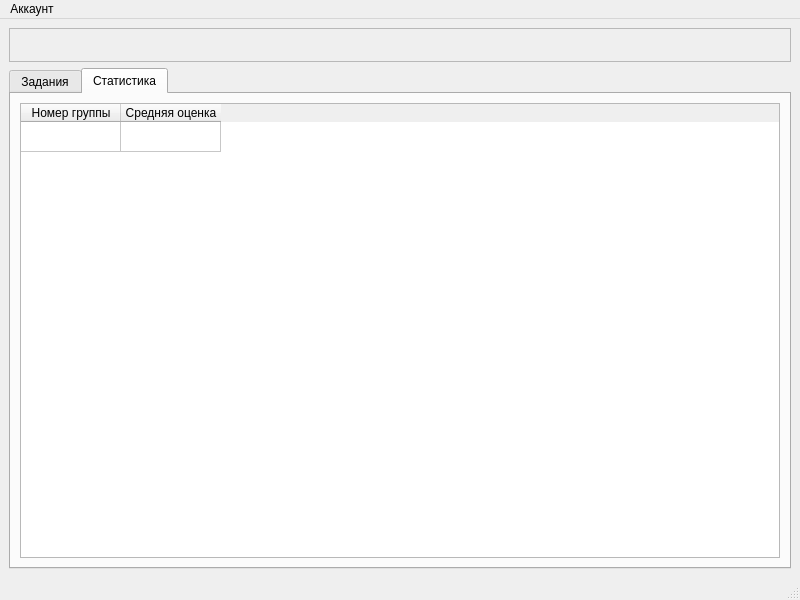
Qt form client_src/src/Window/TeacherStatsWindow.ui (glbzhrnv/Project-221-353) before a commit.
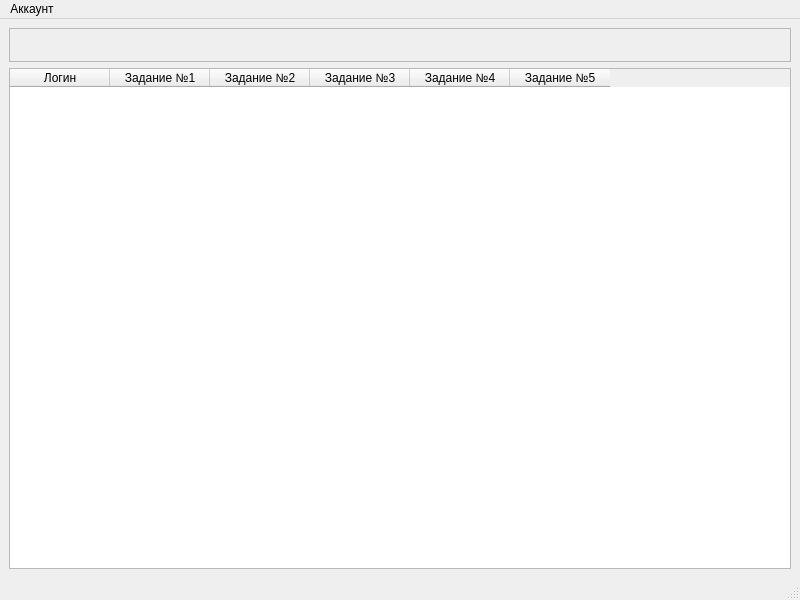
The same form after that commit. The open tabs and pages were chosen to show the change.

```diff
--- a/client_src/src/Window/TeacherStatsWindow.ui
+++ b/client_src/src/Window/TeacherStatsWindow.ui
@@ -15,82 +15,6 @@
   </property>
   <widget class="QWidget" name="centralwidget">
    <layout class="QGridLayout" name="gridLayout_3">
-    <item row="2" column="0">
-     <widget class="QTabWidget" name="tabWidget">
-      <property name="currentIndex">
-       <number>0</number>
-      </property>
-      <widget class="QWidget" name="Tasks">
-       <attribute name="title">
-        <string>Задания</string>
-       </attribute>
-       <layout class="QVBoxLayout" name="verticalLayout_2">
-        <item>
-         <widget class="QTableWidget" name="TasksTable">
-          <column>
-           <property name="text">
-            <string>ID</string>
-           </property>
-          </column>
-          <column>
-           <property name="text">
-            <string>Название</string>
-           </property>
-          </column>
-          <column>
-           <property name="text">
-            <string>Содержимое</string>
-           </property>
-          </column>
-          <column>
-           <property name="text">
-            <string>Решение</string>
-           </property>
-          </column>
-         </widget>
-        </item>
-       </layout>
-      </widget>
-      <widget class="QWidget" name="tab">
-       <attribute name="title">
-        <string>Статистика</string>
-       </attribute>
-       <layout class="QGridLayout" name="gridLayout_2">
-        <item row="0" column="0">
-         <widget class="QTableWidget" name="tableWidget">
-          <attribute name="horizontalHeaderVisible">
-           <bool>true</bool>
-          </attribute>
-          <attribute name="verticalHeaderVisible">
-           <bool>false</bool>
-          </attribute>
-          <attribute name="verticalHeaderShowSortIndicator" stdset="0">
-           <bool>true</bool>
-          </attribute>
-          <attribute name="verticalHeaderStretchLastSection">
-           <bool>false</bool>
-          </attribute>
-          <row>
-           <property name="text">
-            <string>New Row</string>
-           </property>
-          </row>
-          <column>
-           <property name="text">
-            <string>Номер группы</string>
-           </property>
-          </column>
-          <column>
-           <property name="text">
-            <string>Средняя оценка</string>
-           </property>
-          </column>
-         </widget>
-        </item>
-       </layout>
-      </widget>
-     </widget>
-    </item>
     <item row="1" column="0">
      <widget class="QFrame" name="frame">
       <property name="frameShape">
@@ -110,6 +34,46 @@
       </layout>
      </widget>
     </item>
+    <item row="2" column="0">
+     <widget class="QTableWidget" name="TasksTable">
+      <property name="selectionMode">
+       <enum>QAbstractItemView::SingleSelection</enum>
+      </property>
+      <property name="selectionBehavior">
+       <enum>QAbstractItemView::SelectRows</enum>
+      </property>
+      <column>
+       <property name="text">
+        <string>Логин</string>
+       </property>
+      </column>
+      <column>
+       <property name="text">
+        <string>Задание №1</string>
+       </property>
+      </column>
+      <column>
+       <property name="text">
+        <string>Задание №2</string>
+       </property>
+      </column>
+      <column>
+       <property name="text">
+        <string>Задание №3</string>
+       </property>
+      </column>
+      <column>
+       <property name="text">
+        <string>Задание №4</string>
+       </property>
+      </column>
+      <column>
+       <property name="text">
+        <string>Задание №5</string>
+       </property>
+      </column>
+     </widget>
+    </item>
    </layout>
   </widget>
   <widget class="QMenuBar" name="menubar">
```
